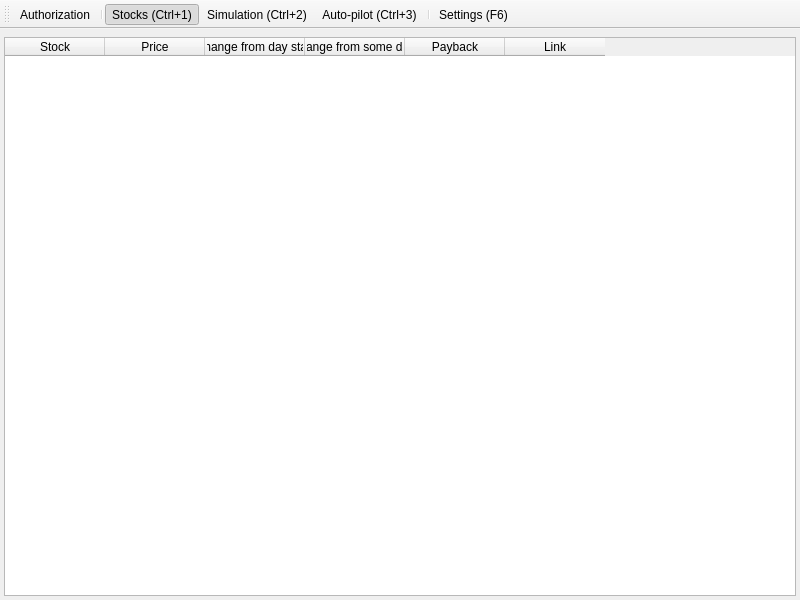
Above: app/src/main/mainwindow.ui from Gris87/TInvestor before the change. Below: the same form after it.
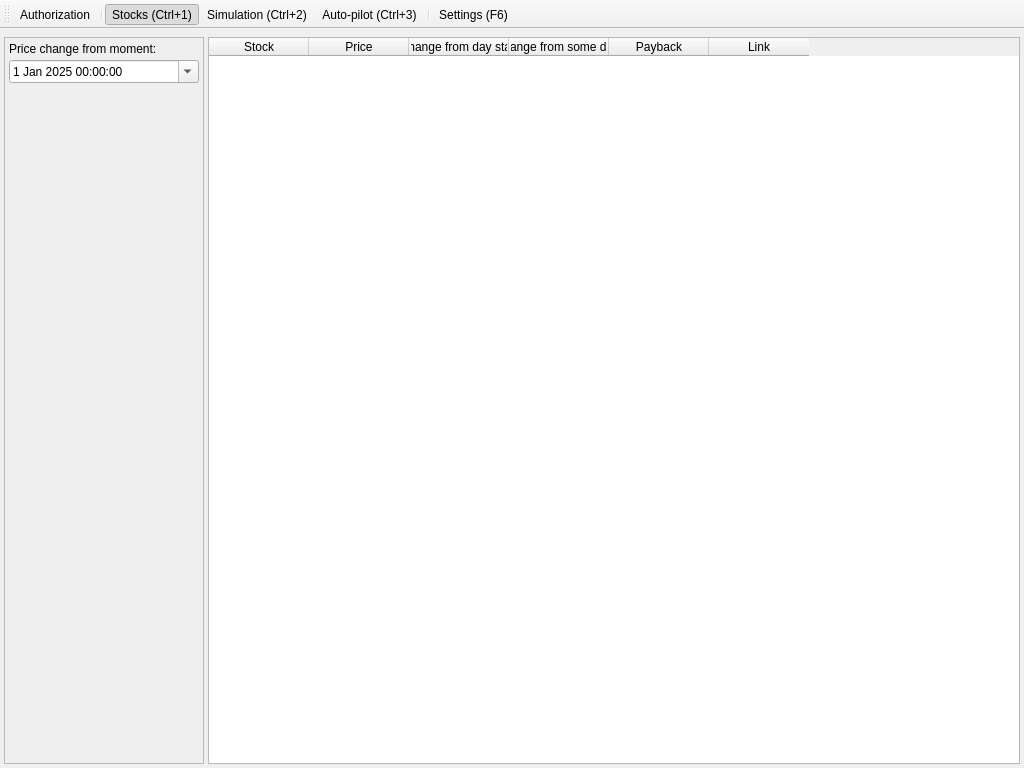
That is the form after the change. Icons and pictures are not drawn. Custom widgets are drawn as their Qt base class.

Commit message: Price change from specified date

The edit to the form file:
```diff
--- a/app/src/main/mainwindow.ui
+++ b/app/src/main/mainwindow.ui
@@ -6,8 +6,8 @@
    <rect>
     <x>0</x>
     <y>0</y>
-    <width>800</width>
-    <height>600</height>
+    <width>1024</width>
+    <height>768</height>
    </rect>
   </property>
   <property name="windowTitle">
@@ -36,7 +36,7 @@
     <item>
      <widget class="QStackedWidget" name="stackedWidget">
       <widget class="QWidget" name="stocksPage">
-       <layout class="QVBoxLayout" name="verticalLayout_2">
+       <layout class="QHBoxLayout" name="horizontalLayout">
         <property name="spacing">
          <number>4</number>
         </property>
@@ -52,6 +52,83 @@
         <property name="bottomMargin">
          <number>0</number>
         </property>
+        <item>
+         <widget class="QScrollArea" name="scrollArea">
+          <property name="maximumSize">
+           <size>
+            <width>200</width>
+            <height>16777215</height>
+           </size>
+          </property>
+          <property name="widgetResizable">
+           <bool>true</bool>
+          </property>
+          <widget class="QWidget" name="scrollAreaWidgetContents">
+           <property name="geometry">
+            <rect>
+             <x>0</x>
+             <y>0</y>
+             <width>198</width>
+             <height>705</height>
+            </rect>
+           </property>
+           <layout class="QVBoxLayout" name="verticalLayout_2">
+            <property name="spacing">
+             <number>4</number>
+            </property>
+            <property name="leftMargin">
+             <number>4</number>
+            </property>
+            <property name="topMargin">
+             <number>4</number>
+            </property>
+            <property name="rightMargin">
+             <number>4</number>
+            </property>
+            <property name="bottomMargin">
+             <number>4</number>
+            </property>
+            <item>
+             <widget class="QLabel" name="label">
+              <property name="text">
+               <string>Price change from moment:</string>
+              </property>
+             </widget>
+            </item>
+            <item>
+             <widget class="QDateTimeEdit" name="dateChangeTimeEdit">
+              <property name="dateTime">
+               <datetime>
+                <hour>0</hour>
+                <minute>0</minute>
+                <second>0</second>
+                <year>2025</year>
+                <month>1</month>
+                <day>1</day>
+               </datetime>
+              </property>
+              <property name="calendarPopup">
+               <bool>true</bool>
+              </property>
+             </widget>
+            </item>
+            <item>
+             <spacer name="verticalSpacer">
+              <property name="orientation">
+               <enum>Qt::Orientation::Vertical</enum>
+              </property>
+              <property name="sizeHint" stdset="0">
+               <size>
+                <width>20</width>
+                <height>645</height>
+               </size>
+              </property>
+             </spacer>
+            </item>
+           </layout>
+          </widget>
+         </widget>
+        </item>
         <item>
          <widget class="QTableWidget" name="stocksTableWidget">
           <property name="editTriggers">
```
The commit also changes 10 other files.
